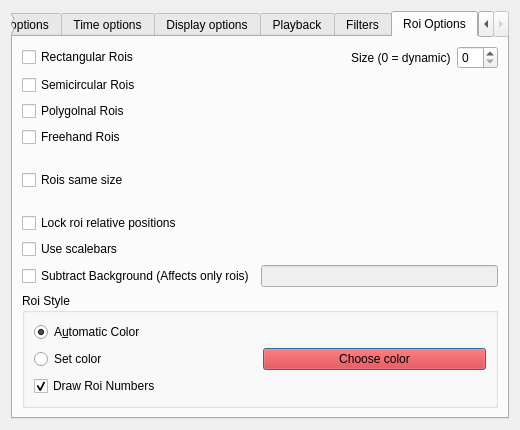
Old version of the form ProcessOptionsGui.ui in the repository fedeceri85/robopy2.
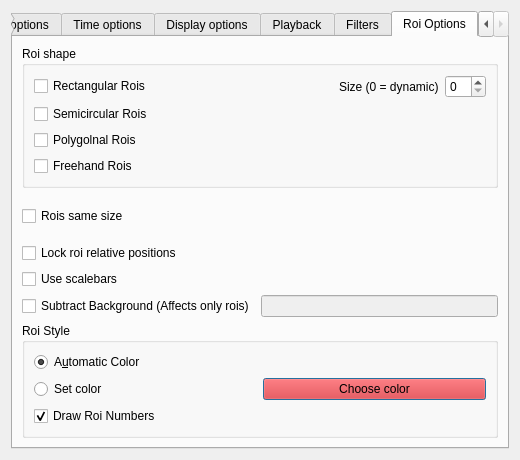
New version of the form. The open tabs and pages were chosen to show the change.

```diff
--- a/ProcessOptionsGui.ui
+++ b/ProcessOptionsGui.ui
@@ -7,7 +7,7 @@
     <x>0</x>
     <y>0</y>
     <width>520</width>
-    <height>430</height>
+    <height>460</height>
    </rect>
   </property>
   <property name="windowTitle">
@@ -1005,6 +1005,12 @@
       <attribute name="title">
        <string>Roi Options</string>
       </attribute>
+      <layout class="QVBoxLayout" name="verticalLayout_14">
+       <item>
+        <widget class="QGroupBox" name="groupBox_2">
+         <property name="title">
+          <string>Roi shape</string>
+         </property>
       <layout class="QVBoxLayout" name="verticalLayout_13">
        <item>
         <layout class="QHBoxLayout" name="horizontalLayout_20">
@@ -1081,6 +1087,9 @@
          <attribute name="buttonGroup">
           <string notr="true">buttonGroup</string>
          </attribute>
+           </widget>
+          </item>
+         </layout>
         </widget>
        </item>
        <item>
```
Lines whose indentation alone changed are shown as unchanged.
